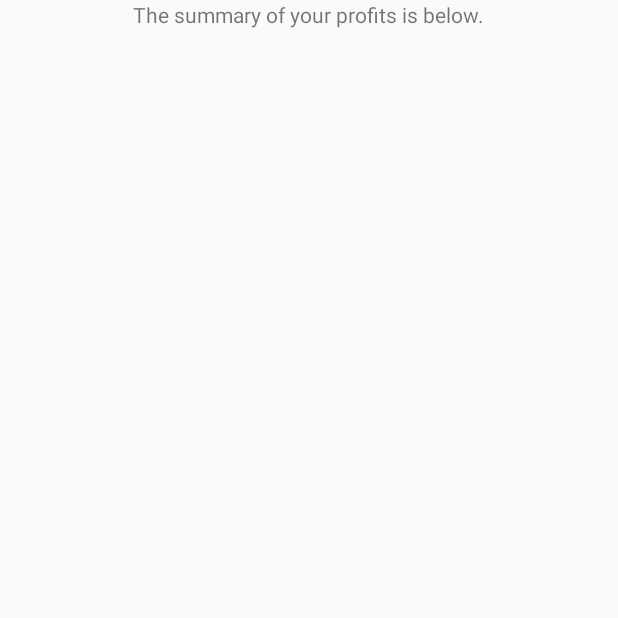
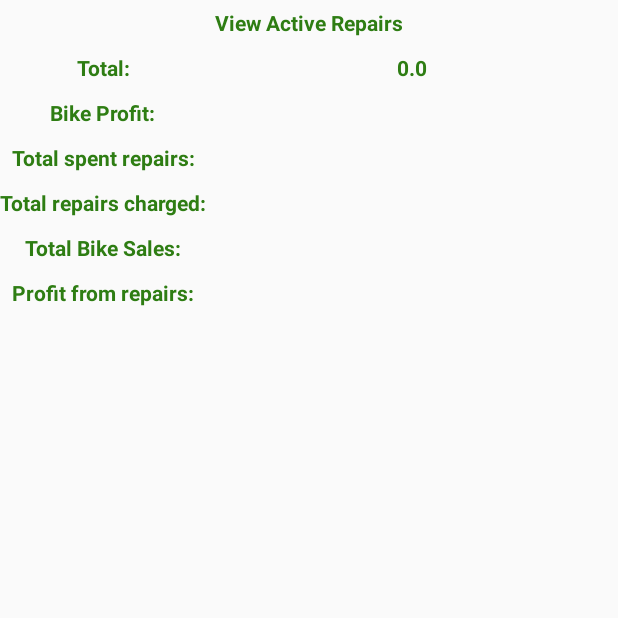
Before and after one commit to jahuey777/SoftwareProject540, an Android app: the profitSummary screen opened directly, with no data from a screen before it, on a phone screen of 412 x 824 dp, the top half of it. Run offline under Robolectric (Android 15) with nearby library versions, the light colour scheme and no system bars; 2 statements that could not run were skipped.

Commit message:
finishing up profits

```diff
--- a/Bikes/app/src/main/java/com/example/jaimejahuey/bikes/MySQLiteHelper.java
+++ b/Bikes/app/src/main/java/com/example/jaimejahuey/bikes/MySQLiteHelper.java
@@ -502,11 +502,11 @@ public class MySQLiteHelper extends SQLiteOpenHelper
         }
     }
 
-    public double []  bikeProfit(String start, String end)
+    public void bikeProfit(String start, String end, double [] profitSum)
     {
         //Log.d("in here", "here");
 
-        double [] info = new double [4];
+        //double [] info = new double [4];
         double profitAmount=0;
         double amountChargedRepairs =0;
         double costAmountRepairs =0;
@@ -789,12 +789,11 @@ public class MySQLiteHelper extends SQLiteOpenHelper
             DB.close();
         }
 
-        info[0]= profitAmount;
-        info[1]= bikeSalesTotal;
-        info[2]= costAmountRepairs;
-        info[3]= amountChargedRepairs;
+        profitSum[0]= profitAmount;
+        profitSum[1]= bikeSalesTotal;
+        profitSum[2]= costAmountRepairs;
+        profitSum[3]= amountChargedRepairs;
 
-        return info;
     }
 
     public String [] repairInfo(String serialNum, String [] info)
--- a/Bikes/app/src/main/java/com/example/jaimejahuey/bikes/profitSummary.java
+++ b/Bikes/app/src/main/java/com/example/jaimejahuey/bikes/profitSummary.java
@@ -10,6 +10,7 @@ import android.view.View;
 import android.widget.Button;
 import android.widget.EditText;
 import android.widget.ImageButton;
+import android.widget.TextView;
 import android.widget.Toast;
 
 /**
@@ -17,6 +18,10 @@ import android.widget.Toast;
  */
 public class profitSummary extends Activity
 {
+    TextView totalProfit;
+    TextView bikeProfit;
+
+
     @Override
     protected void onCreate(Bundle savedInstanceState)
     {
@@ -25,10 +30,16 @@ public class profitSummary extends Activity
 
         String startDate = getIntent().getExtras().getString("First Date");
         String endDate = getIntent().getExtras().getString("End Date");
+        double [] information= new double [4];
 
-        String profit = calculateSummary(startDate,endDate);
+        MainActivity.DATABASE.bikeProfit(startDate, endDate, information);
 
-        Toast.makeText(getApplicationContext(), "Profit is " + profit, Toast.LENGTH_LONG).show();
+        Log.w("Amount "," " +  information[0]);
+
+        totalProfit = (TextView)findViewById(R.id.ProfitAmount);
+        totalProfit.setText("" + information[0]);
+
+
 
     }
 
@@ -55,23 +66,5 @@ public class profitSummary extends Activity
     }
 
     //Where we calculate the profit.
-    private String calculateSummary (String start, String end)
-    {
-        //calculate the bike profit from the sales table.
-      //  Log.w("start", start);
-        // Log.w("end", end);
-
-        double [] information= new double [4];
-        information = MainActivity.DATABASE.bikeProfit(start, end);
-
-        Log.w("profit amount", " " + information[0]);
-        Log.w("total bike sales amount", " " + information[1]);
-
-
-        String PROFIT = "";
-
-
-        return PROFIT;
-    }
 
 }
--- a/Bikes/app/src/main/res/layout/display_profit_summary.xml
+++ b/Bikes/app/src/main/res/layout/display_profit_summary.xml
@@ -7,11 +7,144 @@
     android:baselineAligned="true"
     android:gravity="center_horizontal">
 
+        <TextView
+            android:layout_width="wrap_content"
+            android:layout_height="30dp"
+            android:text="View Active Repairs"
+            android:singleLine="false"
+            android:textStyle="bold"
+            android:layout_gravity="center_horizontal"
+            android:id="@+id/textvie"
+            android:gravity="center_vertical"
+            android:textColor="#ff2e7d13" />
 
-    <TextView
-        android:layout_width="wrap_content"
-        android:layout_height="match_parent"
-        android:text="The summary of your profits is below.\n\n"/>
+        <GridLayout
+            android:layout_width="match_parent"
+            android:layout_height="wrap_content"
+            android:columnCount="2"
+            android:rowCount="6">
 
 
-</LinearLayout>
+            <TextView
+                android:layout_width="wrap_content"
+                android:layout_height="30dp"
+                android:text="Total:"
+                android:singleLine="false"
+                android:textStyle="bold"
+                android:layout_gravity="center_horizontal"
+                android:id="@+id/textview"
+                android:gravity="center_vertical"
+                android:textColor="#ff2e7d13" />
+            <TextView
+                android:layout_width="wrap_content"
+                android:layout_height="30dp"
+                android:singleLine="false"
+                android:textStyle="bold"
+                android:layout_gravity="center_horizontal"
+                android:id="@+id/ProfitAmount"
+                android:gravity="center_vertical"
+                android:textColor="#ff2e7d13" />
+            <TextView
+                android:layout_width="wrap_content"
+                android:layout_height="30dp"
+                android:text="Bike Profit:"
+                android:singleLine="false"
+                android:textStyle="bold"
+                android:layout_gravity="center_horizontal"
+                android:id="@+id/textview2"
+                android:gravity="center_vertical"
+                android:textColor="#ff2e7d13" />
+            <TextView
+                android:layout_width="wrap_content"
+                android:layout_height="30dp"
+                android:singleLine="false"
+                android:textStyle="bold"
+                android:layout_gravity="center_horizontal"
+                android:id="@+id/TotalBikeProfit"
+                android:gravity="center_vertical"
+                android:textColor="#ff2e7d13" />
+            <TextView
+                android:layout_width="wrap_content"
+                android:layout_height="30dp"
+                android:text="Total spent repairs:"
+                android:singleLine="false"
+                android:textStyle="bold"
+                android:layout_gravity="center_horizontal"
+                android:id="@+id/textview4"
+                android:gravity="center_vertical"
+                android:textColor="#ff2e7d13" />
+            <TextView
+                android:layout_width="wrap_content"
+                android:layout_height="30dp"
+                android:singleLine="false"
+                android:textStyle="bold"
+                android:layout_gravity="center_horizontal"
+                android:id="@+id/SPENTREPAIRS"
+                android:gravity="center_vertical"
+                android:textColor="#ff2e7d13" />
+
+            <TextView
+                android:layout_width="wrap_content"
+                android:layout_height="30dp"
+                android:text="Total repairs charged:"
+                android:singleLine="false"
+                android:textStyle="bold"
+                android:layout_gravity="center_horizontal"
+                android:id="@+id/textview6"
+                android:gravity="center_vertical"
+                android:textColor="#ff2e7d13" />
+            <TextView
+                android:layout_width="wrap_content"
+                android:layout_height="30dp"
+                android:singleLine="false"
+                android:textStyle="bold"
+                android:layout_gravity="center_horizontal"
+                android:id="@+id/CHARGEDREPAIRS"
+                android:gravity="center_vertical"
+                android:textColor="#ff2e7d13" />
+
+            <TextView
+                android:layout_width="wrap_content"
+                android:layout_height="30dp"
+                android:text="Total Bike Sales:"
+                android:singleLine="false"
+                android:textStyle="bold"
+                android:layout_gravity="center_horizontal"
+                android:id="@+id/textview7"
+                android:gravity="center_vertical"
+                android:textColor="#ff2e7d13" />
+            <TextView
+                android:layout_width="wrap_content"
+                android:layout_height="30dp"
+                android:singleLine="false"
+                android:textStyle="bold"
+                android:layout_gravity="center_horizontal"
+                android:id="@+id/TOTALBIKEAMOUNT"
+                android:gravity="center_vertical"
+                android:textColor="#ff2e7d13" />
+
+            <TextView
+                android:layout_width="wrap_content"
+                android:layout_height="30dp"
+                android:text="Profit from repairs:"
+                android:singleLine="false"
+                android:textStyle="bold"
+                android:layout_gravity="center_horizontal"
+                android:id="@+id/textview8"
+                android:gravity="center_vertical"
+                android:textColor="#ff2e7d13" />
+
+            <TextView
+                android:layout_width="wrap_content"
+                android:layout_height="30dp"
+                android:singleLine="false"
+                android:textStyle="bold"
+                android:layout_gravity="center_horizontal"
+                android:id="@+id/AMOUNCHARGEDREPAIRS"
+                android:gravity="center_vertical"
+                android:textColor="#ff2e7d13" />
+
+
+        </GridLayout>
+
+    </LinearLayout>
```
